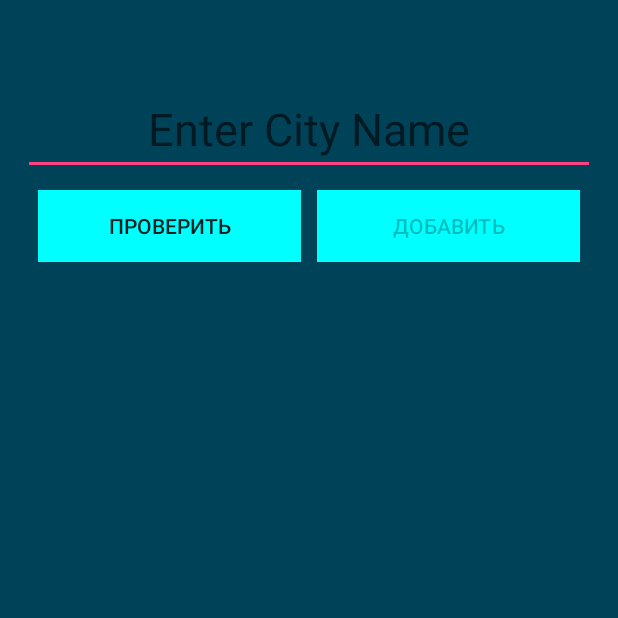
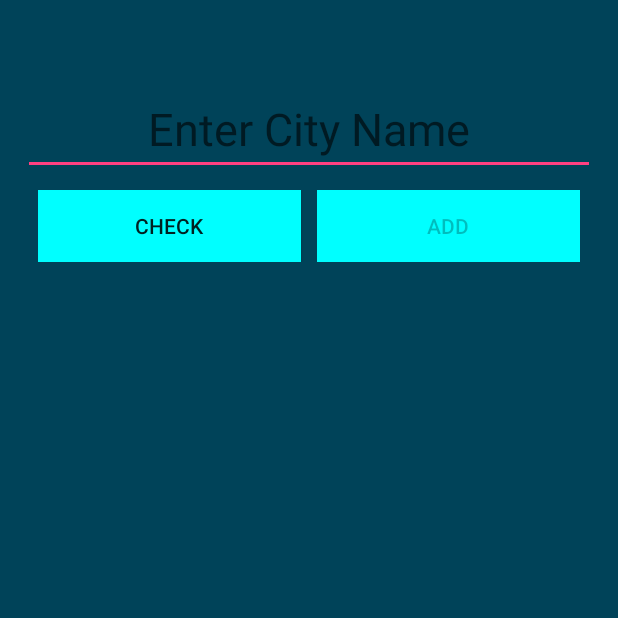
Before and after one commit to AlexanderPasha/TestWeatherApp, an Android app: the screen it shows after launch (CityActivity), on a phone screen of 412 x 824 dp, the top half of it. Run offline under Robolectric (Android 15) with nearby library versions, the phone set to English and light mode, and no system bars.

Commit message:
Тестовая версия погодного приложения1

```diff
--- a/app/src/main/res/layout/city_change_activity.xml
+++ b/app/src/main/res/layout/city_change_activity.xml
@@ -44,7 +44,7 @@
                 android:layout_marginRight="5dp"
                 android:layout_weight="1"
                 android:background="@color/textColor"
-                android:text="Проверить" />
+                android:text="Check" />
 
             <Button
                 android:id="@+id/btnSelect"
@@ -53,7 +53,7 @@
                 android:layout_marginLeft="5dp"
                 android:layout_weight="1"
                 android:background="@color/textColor"
-                android:text="Добавить" />
+                android:text="Add" />
         </LinearLayout>
 
         <TextView
```
Also changed, not shown: app/src/main/java/com/mannydev/testweatherapp/CityActivity.java (+9 -10 lines), app/src/main/java/com/mannydev/testweatherapp/MainActivity.java (+9 -7 lines).
